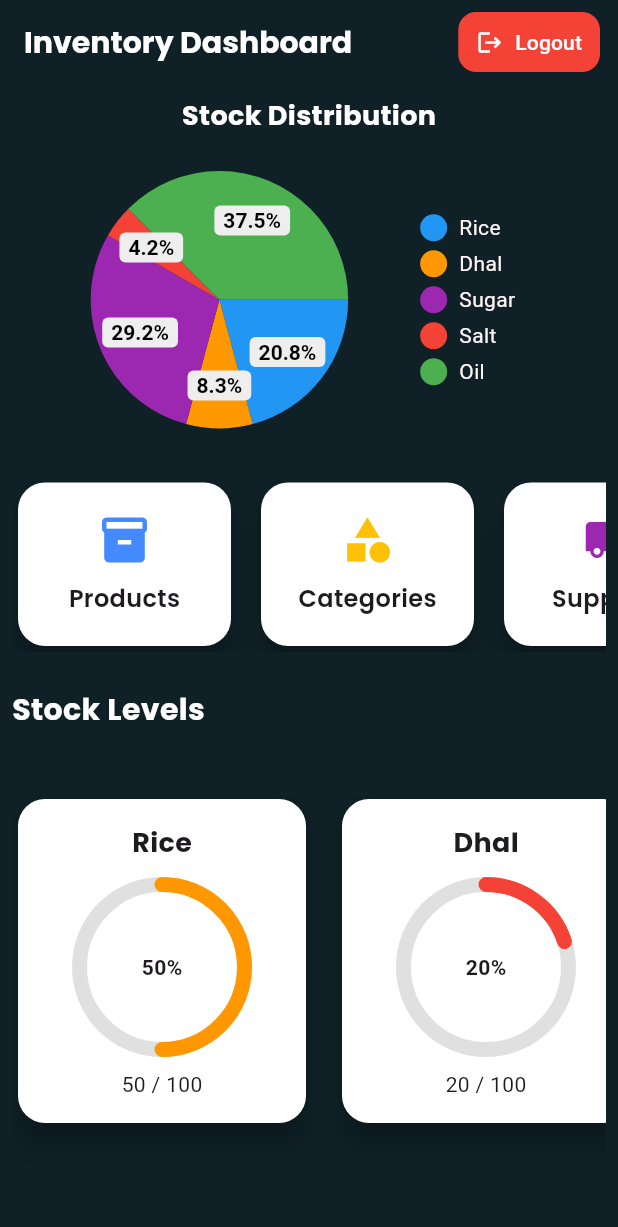
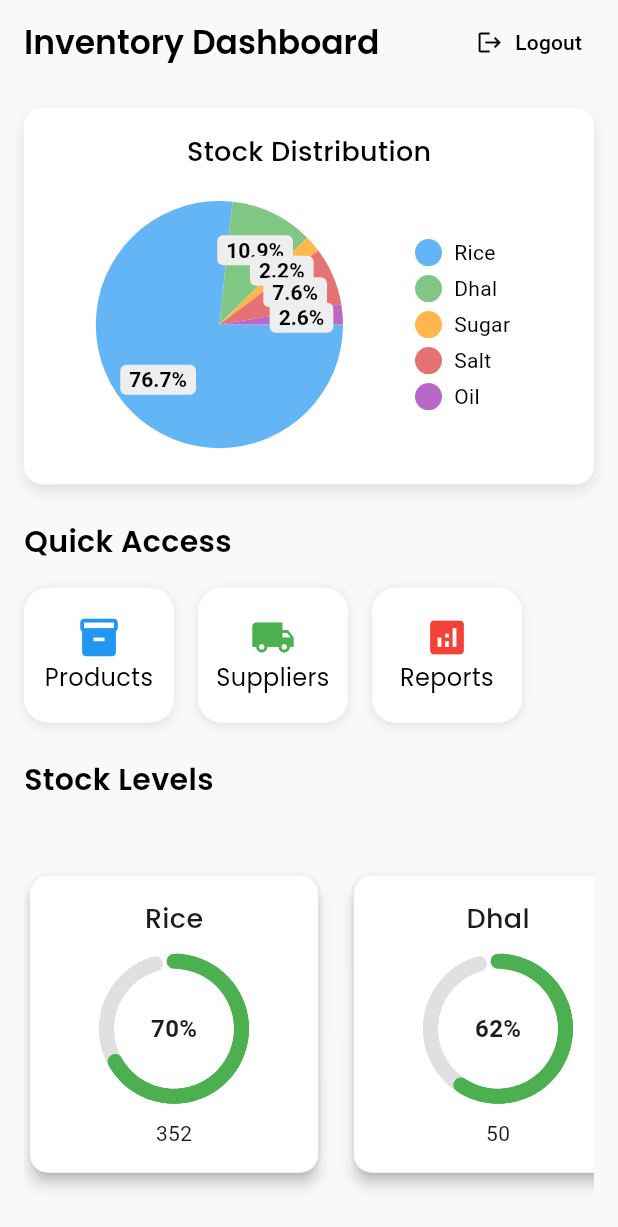
Before and after one commit to Sanka43/Remote-Food-Stock-Management-System, a Flutter app: the DashboardScreen screen opened directly, on a phone screen of 412 x 824 dp. Shown: the top 1227 px of the screen. Run offline on Flutter 3.47's test engine with Material 3 defaults, Android fonts, the phone set to English and light mode, and no system bars; drawn by our look-alikes of percent_indicator, pie_chart, step_progress_indicator; our stand-ins replace google_fonts, shared_preferences; accounts and stored records are empty.

Commit message:
quick access

```diff
--- a/lib/screens/dashboard_screen.dart
+++ b/lib/screens/dashboard_screen.dart
@@ -1,16 +1,19 @@
+import 'dart:ui';
 import 'package:flutter/material.dart';
 import 'package:google_fonts/google_fonts.dart';
 import 'package:percent_indicator/percent_indicator.dart';
 import 'package:pie_chart/pie_chart.dart';
 import 'product.dart';
+import 'package:step_progress_indicator/step_progress_indicator.dart';
+
 
 class DashboardScreen extends StatelessWidget {
   final List<Map<String, dynamic>> stockItems = [
-    {"name": "Rice", "stock": 50, "maxStock": 100},
-    {"name": "Dhal", "stock": 20, "maxStock": 100},
-    {"name": "Sugar", "stock": 70, "maxStock": 100},
-    {"name": "Salt", "stock": 10, "maxStock": 100},
-    {"name": "Oil", "stock": 90, "maxStock": 100},
+    {"name": "Rice", "stock": 352, "maxStock": 500},
+    {"name": "Dhal", "stock": 50, "maxStock": 80},
+    {"name": "Sugar", "stock": 10, "maxStock": 250},
+    {"name": "Salt", "stock": 35, "maxStock": 50},
+    {"name": "Oil", "stock": 12, "maxStock": 20},
   ];
 
   DashboardScreen({Key? key}) : super(key: key);
@@ -28,63 +31,55 @@ class DashboardScreen extends StatelessWidget {
     final stockData = getStockDataForPieChart();
 
     return Scaffold(
-      backgroundColor: Color(0xFF0f2027),
+      backgroundColor: Color(0xFFF9F9F9), // Light neutral background
       appBar: AppBar(
-  automaticallyImplyLeading: false, // 🔥 Removes back button
+        automaticallyImplyLeading: false,
         backgroundColor: Colors.transparent,
         elevation: 0,
         title: Text(
           "Inventory Dashboard",
           style: GoogleFonts.poppins(
-      fontSize: 20,
-      fontWeight: FontWeight.bold,
-      color: Colors.white,
+            fontSize: 22,
+            fontWeight: FontWeight.w600,
+            color: Colors.black,
           ),
         ),
         actions: [
           TextButton.icon(
             onPressed: () {
-        // Add your logout logic here
-        Navigator.pop(context); // or navigate to login screen
+              Navigator.pop(context); // or navigate to login
             },
-      icon: Icon(Icons.logout, color: Colors.white),
+            icon: Icon(Icons.logout, color: Colors.black),
             label: Text(
               "Logout",
-        style: TextStyle(color: Colors.white),
+              style: TextStyle(color: Colors.black),
             ),
             style: TextButton.styleFrom(
-        foregroundColor: Colors.white,
-        backgroundColor: Colors.red,
+              backgroundColor: Colors.transparent,
               padding: EdgeInsets.symmetric(horizontal: 12, vertical: 8),
-        shape: RoundedRectangleBorder(
-          borderRadius: BorderRadius.circular(12),
-        ),
             ),
           ),
           SizedBox(width: 12),
         ],
       ),
-
       body: SingleChildScrollView(
-        padding: EdgeInsets.all(8),
+        padding: EdgeInsets.all(16),
         child: Column(
+          crossAxisAlignment: CrossAxisAlignment.start,
           children: [
-            // Pie Chart Card
+            // Pie Chart
             Container(
-              padding: EdgeInsets.all(0),
+              width: double.infinity,
+              padding: EdgeInsets.all(16),
               decoration: BoxDecoration(
-                borderRadius: BorderRadius.circular(24),
-                // gradient: LinearGradient(
-                //   colors: [Colors.tealAccent.shade400, Colors.teal.shade700],
-                //   begin: Alignment.topLeft,
-                //   end: Alignment.bottomRight,
-                // ),
+                color: Colors.white,
+                borderRadius: BorderRadius.circular(12),
                 boxShadow: [
-                  // BoxShadow(
-                  //   color: Colors.black26,
-                  //   blurRadius: 20,
-                  //   offset: Offset(0, 6),
-                  // )
+                  BoxShadow(
+                    color: Colors.black.withOpacity(0.1),
+                    blurRadius: 8,
+                    offset: Offset(0, 4),
+                  ),
                 ],
               ),
               child: Column(
@@ -92,26 +87,26 @@ class DashboardScreen extends StatelessWidget {
                   Text("Stock Distribution",
                       style: GoogleFonts.poppins(
                           fontSize: 18,
-                          fontWeight: FontWeight.bold,
-                          color: const Color.fromARGB(255, 255, 255, 255))),
-                  SizedBox(height: 16),
+                          fontWeight: FontWeight.w500,
+                          color: Colors.black)),
+                  SizedBox(height: 12),
                   PieChart(
                     dataMap: stockData,
-                    chartRadius: MediaQuery.of(context).size.width / 2.4,
+                    chartRadius: MediaQuery.of(context).size.width / 2.5,
                     colorList: [
-                      Colors.blue,
-                      Colors.orange,
-                      Colors.purple,
-                      Colors.red,
-                      Colors.green
+                      Colors.blue[300]!,
+                      Colors.green[300]!,
+                      Colors.orange[300]!,
+                      Colors.red[300]!,
+                      Colors.purple[300]!,
                     ],
                     chartValuesOptions: ChartValuesOptions(
                       showChartValuesInPercentage: true,
                       chartValueStyle: TextStyle(
-                          color: const Color.fromARGB(255, 0, 0, 0), fontWeight: FontWeight.bold),
+                          color: Colors.black, fontWeight: FontWeight.bold),
                     ),
                     legendOptions: LegendOptions(
-                      legendTextStyle: TextStyle(color: const Color.fromARGB(255, 255, 244, 244)),
+                      legendTextStyle: TextStyle(color: Colors.black),
                     ),
                   ),
                 ],
@@ -119,12 +114,18 @@ class DashboardScreen extends StatelessWidget {
             ),
             SizedBox(height: 24),
 
-            // Dashboard Cards
+            // Quick Access Cards Section
+            Text("Quick Access",
+                style: GoogleFonts.poppins(
+                    fontSize: 20,
+                    fontWeight: FontWeight.w600,
+                    color: Colors.black)),
+            SizedBox(height: 16),
             SingleChildScrollView(
               scrollDirection: Axis.horizontal,
               child: Row(
                 children: [
-                  _buildDashboardCard("Products", Icons.inventory, Colors.blueAccent,
+                  _buildDashboardCard("Products", Icons.inventory, Colors.blue,
                       onPressed: () {
                     Navigator.push(
                       context,
@@ -133,22 +134,19 @@ class DashboardScreen extends StatelessWidget {
                       ),
                     );
                   }),
-                  _buildDashboardCard("Categories", Icons.category, Colors.amber),
-                  _buildDashboardCard("Suppliers", Icons.local_shipping, Colors.purple),
-                  _buildDashboardCard("Reports", Icons.analytics, Colors.deepOrange),
+                  // _buildDashboardCard("Categories", Icons.category, Colors.orange),
+                  _buildDashboardCard("Suppliers", Icons.local_shipping, Colors.green),
+                  _buildDashboardCard("Reports", Icons.analytics, Colors.red),
                 ],
               ),
             ),
             SizedBox(height: 24),
 
-            // Stock Indicators
-            Align(
-              alignment: Alignment.centerLeft,
-              child: Text("Stock Levels",
+            // Stock Indicators Section
+            Text("Stock Levels",
                 style: GoogleFonts.poppins(
-                      fontSize: 20, fontWeight: FontWeight.bold, color: Colors.white)),
-            ),
-            SizedBox(height: 12),
+                    fontSize: 20, fontWeight: FontWeight.w600, color: Colors.black)),
+            SizedBox(height: 16),
             SingleChildScrollView(
               scrollDirection: Axis.horizontal,
               child: Row(
@@ -162,25 +160,43 @@ class DashboardScreen extends StatelessWidget {
     );
   }
 
-  Widget _buildDashboardCard(String title, IconData icon, Color color, {VoidCallback? onPressed}) {
+  Widget _buildDashboardCard(String title, IconData icon, Color color,
+      {VoidCallback? onPressed}) {
     return Container(
-      margin: EdgeInsets.only(right: 12),
-      width: 150,
-      child: Card(
-        shape: RoundedRectangleBorder(borderRadius: BorderRadius.circular(18)),
-        elevation: 8,
-        color: Colors.white,
+      margin: EdgeInsets.only(right: 16),
+      width: 100,
+      height: 90,
       child: InkWell(
         onTap: onPressed,
+        borderRadius: BorderRadius.circular(16),
+        child: Ink(
+          decoration: BoxDecoration(
+            color: Color.fromARGB(255, 255, 255, 255),// color.withOpacity(0.1), //Light background for cards
+            borderRadius: BorderRadius.circular(16),
+            boxShadow: [
+              BoxShadow(
+                color: Colors.black.withOpacity(0.1),
+                blurRadius: 6,
+                offset: Offset(0, 2),
+              ),
+            ],
+          ),
           child: Padding(
-            padding: EdgeInsets.symmetric(vertical: 20, horizontal: 10),
+            padding: EdgeInsets.symmetric(vertical: 10, horizontal: 6),
             child: Column(
+              mainAxisAlignment: MainAxisAlignment.center,
               children: [
-                Icon(icon, size: 36, color: color),
-                SizedBox(height: 10),
-                Text(title,
+                Icon(icon, size: 30, color: color),
+                SizedBox(height: 0),
+                Text(
+                  title,
+                  textAlign: TextAlign.center,
                   style: GoogleFonts.poppins(
-                        fontSize: 16, fontWeight: FontWeight.w600)),
+                    color: Colors.black,
+                    fontSize: 16,
+                    // fontWeight: FontWeight.w500,
+                  ),
+                ),
               ],
             ),
           ),
@@ -199,8 +215,8 @@ class DashboardScreen extends StatelessWidget {
   width: 200,
   margin: EdgeInsets.only(right: 16),
   child: Card(
-        shape: RoundedRectangleBorder(borderRadius: BorderRadius.circular(18)),
-        elevation: 8,
+    shape: RoundedRectangleBorder(borderRadius: BorderRadius.circular(12)),
+    elevation: 4,
     color: Colors.white,
     child: Padding(
       padding: EdgeInsets.all(16),
@@ -208,20 +224,28 @@ class DashboardScreen extends StatelessWidget {
         children: [
           Text(item["name"],
               style: GoogleFonts.poppins(
-                      fontSize: 18, fontWeight: FontWeight.bold)),
+                  fontSize: 18, fontWeight: FontWeight.w500)),
           SizedBox(height: 10),
-              CircularPercentIndicator(
-                radius: 60,
-                lineWidth: 10,
-                percent: percentage > 1.0 ? 1.0 : percentage,
-                center: Text("${(percentage * 100).toInt()}%",
-                    style: TextStyle(fontWeight: FontWeight.bold)),
-                progressColor: progressColor,
-                backgroundColor: Colors.grey.shade300,
-                circularStrokeCap: CircularStrokeCap.round,
+          CircularStepProgressIndicator(
+            totalSteps: 100,
+            currentStep: (percentage * 100).clamp(0, 100).toInt(),
+            stepSize: 10,
+            arcSize: 6,
+            selectedColor: progressColor,
+            unselectedColor: Colors.grey.shade300,
+            padding: 0,
+            width: 100,
+            height: 100,
+            roundedCap: (_, __) => true,
+            child: Center(
+              child: Text(
+                "${(percentage * 100).toInt()}%",
+                style: TextStyle(fontSize: 16, fontWeight: FontWeight.w600),
               ),
-              SizedBox(height: 8),
-              Text("${item["stock"]} / ${item["maxStock"]}",
+            ),
+          ),
+          SizedBox(height: 10),
+          Text("${item["stock"]}",
               style: TextStyle(fontSize: 14)),
           if (percentage < 0.2)
             Padding(
--- a/pubspec.yaml
+++ b/pubspec.yaml
@@ -15,6 +15,7 @@ dependencies:
   shared_preferences: ^2.1.0
   percent_indicator: ^4.2.2
   pie_chart: ^5.3.2
+  step_progress_indicator: ^1.0.2
 
 
 dev_dependencies:
```
Also changed, not shown: pubspec.lock. Lines whose indentation alone changed are shown as unchanged.
